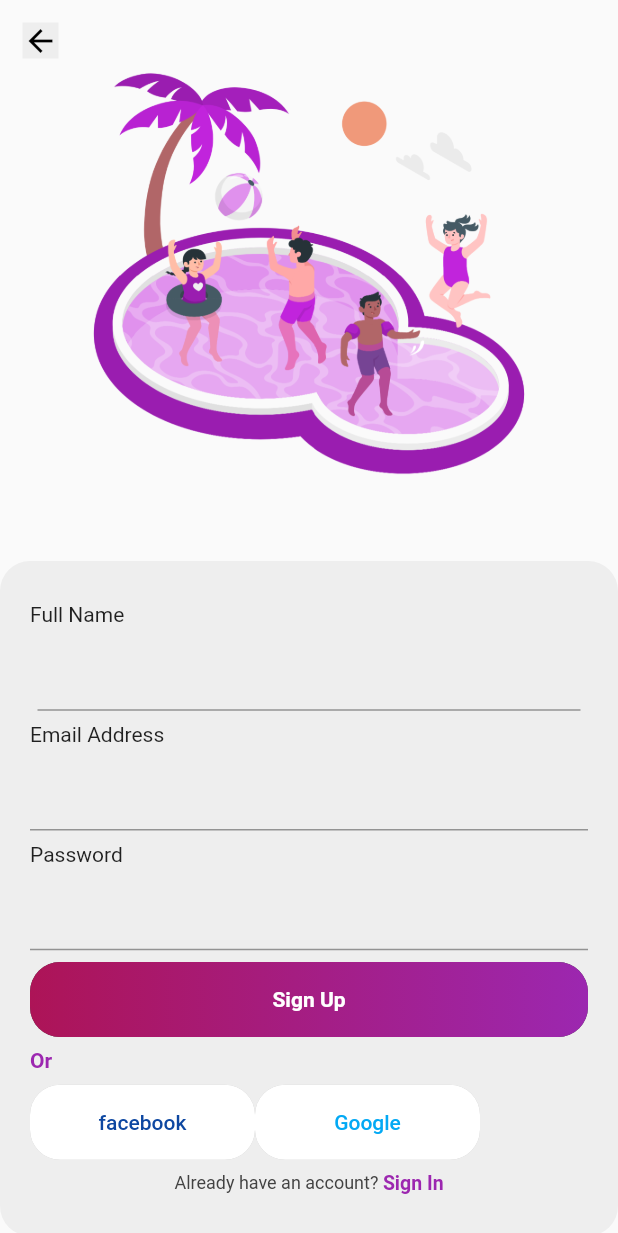
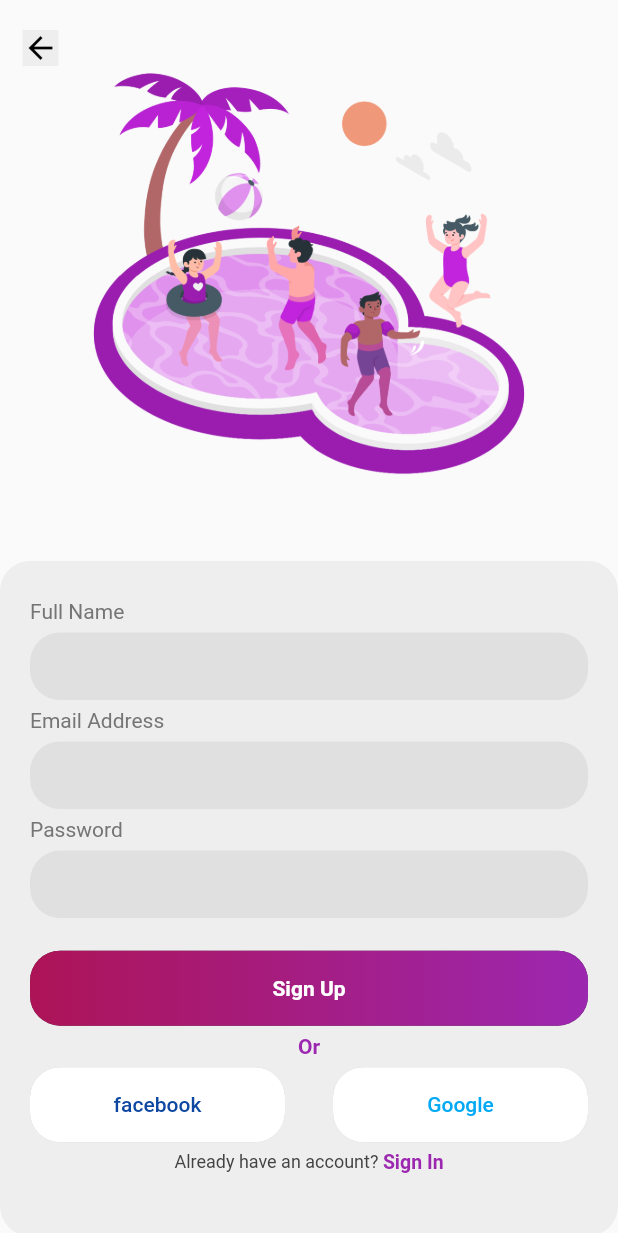
Before and after one commit to Lord-Chris/ui_login_page, a Flutter app: the screen it shows after launch, after a tap on "Sign Up", on a phone screen of 412 x 824 dp. Shown: the top 1233 px of the screen. Run offline on Flutter 3.47's test engine with Material 2 defaults, Android fonts, the phone set to English and light mode, and no system bars.

Commit message:
finished Sign Up page and fixed navigations for the button

```diff
--- a/lib/LogIn.dart
+++ b/lib/LogIn.dart
@@ -1,4 +1,5 @@
 import 'package:flutter/material.dart';
+import 'Signup.dart';
 
 class LogIn extends StatelessWidget {
   @override
@@ -47,9 +48,14 @@ class LogIn extends StatelessWidget {
                         children: <Widget>[
                           Padding(
                             padding: const EdgeInsets.all(25.0),
-                            child: Container(
-                              color: Colors.grey[200],
-                              child: Icon(Icons.arrow_back),
+                            child: new GestureDetector(
+                              onTap: (){
+                                Navigator.pop(context);
+                              },
+                              child: Container(
+                                color: Colors.grey[200],
+                                child: Icon(Icons.arrow_back),
+                              ),
                             ),
                           )
                         ],
@@ -70,7 +76,7 @@ class LogIn extends StatelessWidget {
                               Text(
                                 'Email Address',
                                 style: TextStyle(
-                                  color: Colors.grey,
+                                  color: Colors.grey[600],
                                 ),
                               ),
                               Container(
@@ -87,7 +93,7 @@ class LogIn extends StatelessWidget {
                               ),
                               Text('Password',
                                 style: TextStyle(
-                                  color: Colors.grey,
+                                  color: Colors.grey[600],
                                 ),
                               ),
                               Container(
@@ -107,7 +113,7 @@ class LogIn extends StatelessWidget {
                                 mainAxisAlignment: MainAxisAlignment.end,
                                 children: <Widget>[Text('Forgot Password?',
                                   style: TextStyle(
-                                    fontSize: 11,
+                                    fontSize: 13,
                                     color: Colors.grey[800],
                                   ),
                                 )],
@@ -185,7 +191,13 @@ class LogIn extends StatelessWidget {
                                 mainAxisAlignment: MainAxisAlignment.center,
                                 children: <Widget>[
                                   Text('Dont have an account? ',style: TextStyle(color: Colors.grey[800],fontSize: 12),),
-                                  Text('Sign Up',style: TextStyle(color: Colors.purple,fontWeight: FontWeight.bold,fontSize: 13),)
+                                  new GestureDetector(
+                                    child: Text('Sign Up',style: TextStyle(color: Colors.purple,fontWeight: FontWeight.bold,fontSize: 13),
+                                    ),
+                                    onTap: (){
+                                      Navigator.pushReplacement(context, MaterialPageRoute(builder: (context)=>new SignUp()));
+                                    },
+                                  )
                                 ],
                               ),
                             ],
--- a/lib/Signup.dart
+++ b/lib/Signup.dart
@@ -1,10 +1,27 @@
 import 'package:flutter/material.dart';
+import 'LogIn.dart';
 
 class SignUp extends StatelessWidget {
+  final TextStyle style = new TextStyle(color:Colors.grey[600]);
+  final Container field = new Container(
+    height: 45,
+    padding: EdgeInsets.symmetric(horizontal: 5.0,),
+    decoration: new BoxDecoration(
+      color: Colors.grey[300],
+      borderRadius: new BorderRadius.circular(20),
+    ),
+    child: new TextField(
+      decoration: InputDecoration(
+        border: OutlineInputBorder(
+          borderSide: BorderSide.none
+        )
+      ),
+    ),
+  );
   @override
   Widget build(BuildContext context) {
     return new Scaffold(
-      body: new SafeArea(
+      body: new SafeArea(top: true,
         child: new Stack(
           fit: StackFit.expand,
           children: <Widget>[
@@ -29,7 +46,8 @@ class SignUp extends StatelessWidget {
                 ],
               ),
             ),
-            new Container(
+            new SingleChildScrollView(
+              child: new Container(
                 height: MediaQuery.of(context).size.height,
                 width: MediaQuery.of(context).size.width,
                 child: new Column(
@@ -37,10 +55,15 @@ class SignUp extends StatelessWidget {
                   mainAxisAlignment: MainAxisAlignment.spaceBetween,
                   children: <Widget>[
                     new Padding(
-                    padding: EdgeInsets.all(15.0),
+                      padding: EdgeInsets.symmetric(horizontal:15.0,vertical: 20),
+                      child: GestureDetector(
                         child: new Container(
                           child: new Icon(Icons.arrow_back,color: Colors.black,),
                           color: Colors.grey[200],
+                        ),
+                        onTap: (){
+                          Navigator.pop(context);
+                        },
                       ),
                     ),
                     new Container(
@@ -56,15 +79,13 @@ class SignUp extends StatelessWidget {
                           crossAxisAlignment: CrossAxisAlignment.start,
                           mainAxisAlignment: MainAxisAlignment.spaceEvenly,
                           children: <Widget>[
-                          new Text('Full Name'),
-                          new Container(
-                            padding: EdgeInsets.symmetric(horizontal: 5.0),
-                            child: new TextField(),
-                          ),
-                          new Text('Email Address'),
-                          new TextField(),
-                          new Text('Password'),
-                          new TextField(),
+                            new Text('Full Name',style: style,),
+                            field,
+                            new Text('Email Address',style: style,),
+                            field,
+                            new Text('Password',style: style,),
+                            field,
+                            SizedBox(height: 10,),
                             new Container(
                               height: 50,
                               width: 650,
@@ -84,12 +105,18 @@ class SignUp extends StatelessWidget {
                                 child: new Text('Sign Up',style: TextStyle(color: Colors.white,fontWeight: FontWeight.bold),),
                               ),
                             ),
+                            new Row(
+                              mainAxisAlignment: MainAxisAlignment.center,
+                              children: <Widget>[
                                 new Text('Or',style: new TextStyle(color: Colors.purple,fontWeight: FontWeight.bold),),
+                              ],
+                            ),
                             new Row(
+                              mainAxisAlignment: MainAxisAlignment.spaceBetween,
                               children: <Widget>[
                                 Container(
                                   height: 50,
-                                width: 150,
+                                  width: 170,
                                   decoration: BoxDecoration(
                                     boxShadow: [BoxShadow(
                                         color: Colors.grey[400]
@@ -104,7 +131,7 @@ class SignUp extends StatelessWidget {
                                 ),
                                 Container(
                                   height: 50,
-                                width: 150,
+                                  width: 170,
                                   decoration: BoxDecoration(
                                     boxShadow: [BoxShadow(
                                         color: Colors.grey[400]
@@ -119,18 +146,27 @@ class SignUp extends StatelessWidget {
                                 ),
                               ],
                             ),
-                          Row(
+                            new Row(
                               mainAxisAlignment: MainAxisAlignment.center,
                               children: <Widget>[
                                 Text('Already have an account? ',style: TextStyle(color: Colors.grey[800],fontSize: 12),),
-                              Text('Sign In',style: TextStyle(color: Colors.purple,fontWeight: FontWeight.bold,fontSize: 13),)
+                                GestureDetector(
+                                  child: Text('Sign In',
+                                    style: TextStyle(color: Colors.purple,fontWeight: FontWeight.bold,fontSize: 13),
+                                  ),
+                                  onTap: (){
+                                    Navigator.pushReplacement(context, MaterialPageRoute(builder: (context)=>new LogIn()));
+                                  },
+                                ),
                               ],
                             ),
+                            new SizedBox(height: 10,)
                           ],
                         ),
                       ),
                     ),
                   ]
+                ),
               ),
             )
           ],
--- a/lib/Welcome.dart
+++ b/lib/Welcome.dart
@@ -37,24 +37,16 @@ class WelcomePage extends StatelessWidget {
                   ),
                 ),
               ),
-              Container(
+              new GestureDetector(
+                child: Container(
                   margin: EdgeInsets.only(top: 30),
                   height: 50,
                   width: 650,
-                child: FlatButton(
-                  padding: EdgeInsets.symmetric(horizontal: 30),
-                  color: Colors.red,
-                  onPressed: () {
-                    Navigator.push(context,
-                        MaterialPageRoute(builder: (context) => SignUp())
-                    );
-                  },
                   child: Center(
                     child: Text(
                       'Sign Up',
                       style: TextStyle(
                           color: Colors.white, fontWeight: FontWeight.bold),
-                    ),
                     ),
                   ),
                   decoration: BoxDecoration(
@@ -65,6 +57,12 @@ class WelcomePage extends StatelessWidget {
                         colors: [Colors.pink[800], Colors.purple],
                         tileMode: TileMode.clamp),
                   ),
+                ),
+                onTap: () {
+                  Navigator.push(context,
+                      MaterialPageRoute(builder: (context) => SignUp())
+                  );
+                },
               ),
               GestureDetector(
                 child: Container(
```
Lines whose indentation alone changed are shown as unchanged.
